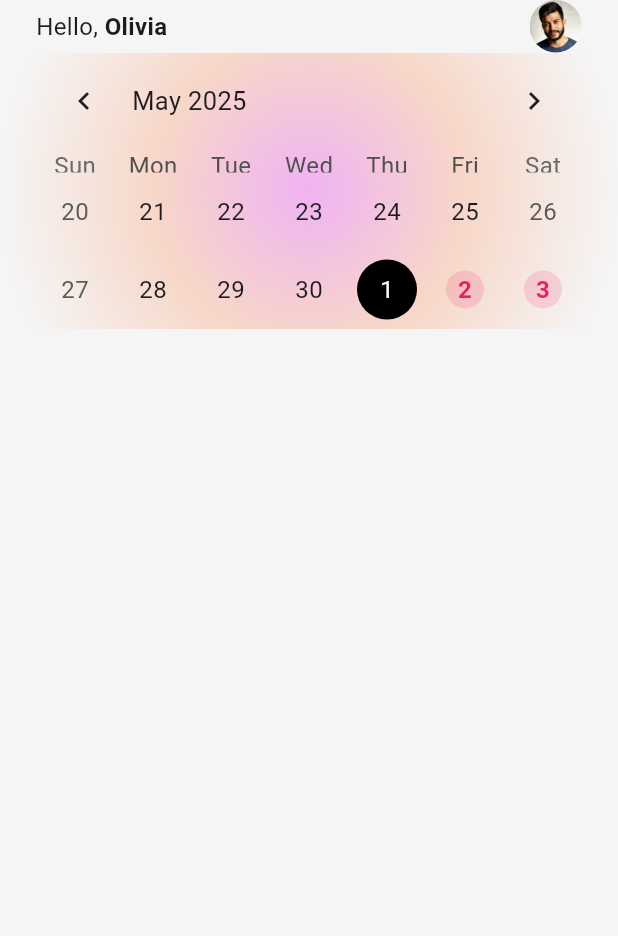
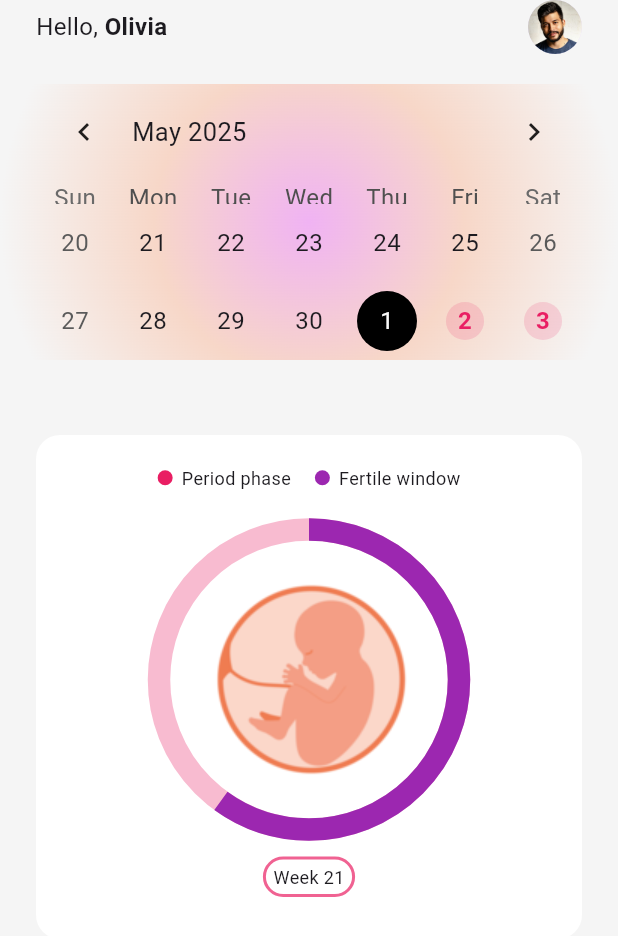
Before and after one commit to ClarenceLaria/ovia, a Flutter app: the HomeScreen screen opened directly, on a phone screen of 412 x 824 dp. Shown: the top 936 px of the screen. Run offline on Flutter 3.47's test engine with Material 3 defaults, Android fonts, the light colour scheme and no system bars; drawn by our look-alikes of table_calendar; our stand-ins replace smooth_page_indicator.

Commit message:
Pregnancy tracker feature updates

```diff
--- a/lib/features/home/header.dart
+++ b/lib/features/home/header.dart
@@ -23,15 +23,10 @@ class Header extends StatelessWidget {
               ),
             ],
           ),
-          ClipRRect(
-            borderRadius: BorderRadius.circular(50),
-            child: Image.asset(
-              'assets/images/face.webp',
-              width: 35,
-              height: 35,
-              fit: BoxFit.cover,
-            ),
-          )
+          const CircleAvatar(
+            radius: 18,
+            backgroundImage: AssetImage("assets/images/face.webp"),
+          ),
         ],
       ),
     );
--- /dev/null
+++ b/lib/features/home/pregnancy_tracker.dart
@@ -0,0 +1,80 @@
+import 'package:flutter/material.dart';
+
+class PregnancyTracker extends StatelessWidget {
+  const PregnancyTracker({super.key});
+
+  @override
+  Widget build(BuildContext context) {
+    return Container(
+      margin: const EdgeInsets.symmetric(horizontal: 24, vertical: 30),
+      padding: const EdgeInsets.all(20),
+      decoration: BoxDecoration(
+        color: Colors.white,
+        borderRadius: BorderRadius.circular(16),
+      ),
+      child: Column(
+        children: [
+          const Row(
+            mainAxisAlignment: MainAxisAlignment.center,
+            children: [
+              LegendDot(color: Colors.pink, label: "Period phase"),
+              SizedBox(width: 16),
+              LegendDot(color: Colors.purple, label: "Fertile window"),
+            ],
+          ),
+          const SizedBox(height: 16),
+          Stack(
+            alignment: Alignment.center,
+            children: [
+              SizedBox(
+                width: 200,
+                height: 200,
+                child: CircularProgressIndicator(
+                  value: 0.6,
+                  strokeWidth: 15,
+                  backgroundColor: Colors.pink.shade100,
+                  valueColor: const AlwaysStoppedAnimation(Colors.purple),
+                ),
+              ),
+              Image.asset('assets/images/fetus.png', height: 220),
+            ],
+          ),
+         Column(
+            children: [
+              Container(
+                margin: const EdgeInsets.symmetric(vertical: 8),
+                decoration: BoxDecoration(
+                  border: Border.all(color: Colors.pink.shade300, width: 2),
+                  borderRadius: BorderRadius.circular(20),
+                ),
+                padding: const EdgeInsets.symmetric(horizontal: 5, vertical: 3),
+                child: const Text(
+                  "Week 21",
+                  style: TextStyle(fontSize: 12),
+                ),
+              ),
+            ],
+          ),
+        ],
+      ),
+    );
+  }
+}
+
+class LegendDot extends StatelessWidget {
+  final Color color;
+  final String label;
+
+  const LegendDot({required this.color, required this.label, super.key});
+
+  @override
+  Widget build(BuildContext context) {
+    return Row(
+      children: [
+        CircleAvatar(radius: 5, backgroundColor: color),
+        const SizedBox(width: 6),
+        Text(label, style: const TextStyle(fontSize: 12)),
+      ],
+    );
+  }
+}
--- a/lib/screens/home_screen.dart
+++ b/lib/screens/home_screen.dart
@@ -1,6 +1,7 @@
 import 'package:flutter/material.dart';
 import 'package:ovia_app/features/home/calendar.dart';
 import 'package:ovia_app/features/home/header.dart';
+import 'package:ovia_app/features/home/pregnancy_tracker.dart';
 
 class HomeScreen extends StatelessWidget {
   const HomeScreen({super.key});
@@ -13,8 +14,11 @@ class HomeScreen extends StatelessWidget {
         child: Column(
           children: [
             Header(),
+            SizedBox(height: 20),
             // GradientContainer(colors: [Color.fromARGB(255, 240, 179, 243), Color.fromARGB(255,247,215,200)], begin: Alignment.topLeft, end: Alignment.bottomRight, child: CycleCalendar())
             CycleCalendar(),
+            SizedBox(height: 20),
+            PregnancyTracker(),
           ],
         )
       ),
```
Also changed, not shown: assets/images/fetus.png (added).
